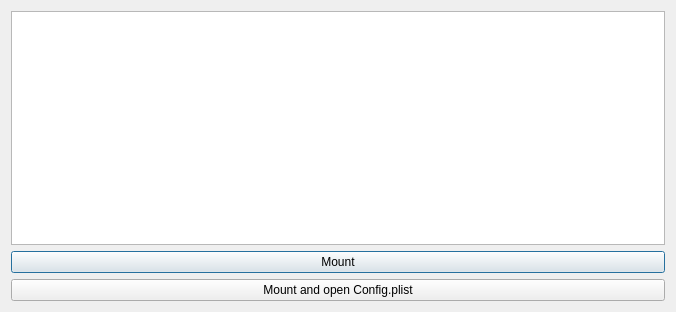
First picture: the form in dlgMountESP.ui, repository ic005k/OCAuxiliaryTools, before the edit.
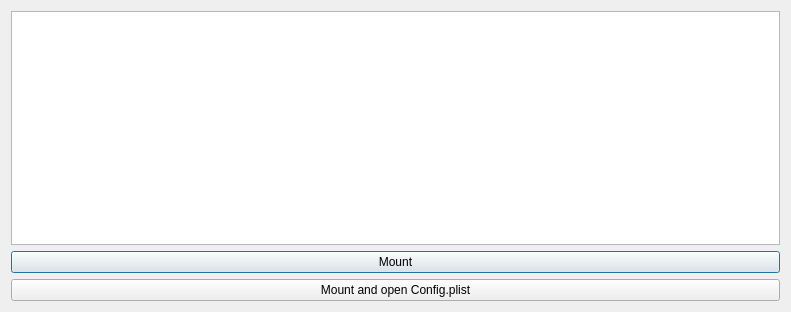
Second picture: the form after the edit.

```diff
--- a/dlgMountESP.ui
+++ b/dlgMountESP.ui
@@ -6,7 +6,7 @@
    <rect>
     <x>0</x>
     <y>0</y>
-    <width>676</width>
+    <width>791</width>
     <height>312</height>
    </rect>
   </property>
```
